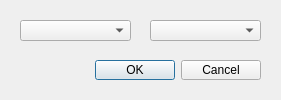
This is plugins/metaEditor/metaEditorSupport/versionchooserdialog.ui in Ashatta/qreal as Qt 5 draws it before an edit. The edited form follows.
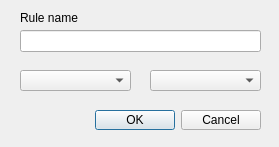
This is the edited form.

```diff
--- a/plugins/metaEditor/metaEditorSupport/versionchooserdialog.ui
+++ b/plugins/metaEditor/metaEditorSupport/versionchooserdialog.ui
@@ -6,8 +6,8 @@
    <rect>
     <x>0</x>
     <y>0</y>
-    <width>281</width>
-    <height>100</height>
+    <width>279</width>
+    <height>147</height>
    </rect>
   </property>
   <property name="windowTitle">
@@ -17,7 +17,7 @@
    <property name="geometry">
     <rect>
      <x>80</x>
-     <y>60</y>
+     <y>110</y>
      <width>181</width>
      <height>20</height>
     </rect>
@@ -33,7 +33,7 @@
    <property name="geometry">
     <rect>
      <x>20</x>
-     <y>20</y>
+     <y>70</y>
      <width>111</width>
      <height>21</height>
     </rect>
@@ -43,12 +43,35 @@
    <property name="geometry">
     <rect>
      <x>150</x>
-     <y>20</y>
+     <y>70</y>
      <width>111</width>
      <height>21</height>
     </rect>
    </property>
   </widget>
+  <widget class="QLineEdit" name="name">
+   <property name="geometry">
+    <rect>
+     <x>20</x>
+     <y>30</y>
+     <width>241</width>
+     <height>22</height>
+    </rect>
+   </property>
+  </widget>
+  <widget class="QLabel" name="nameLabel">
+   <property name="geometry">
+    <rect>
+     <x>20</x>
+     <y>10</y>
+     <width>71</width>
+     <height>16</height>
+    </rect>
+   </property>
+   <property name="text">
+    <string>Rule name</string>
+   </property>
+  </widget>
  </widget>
  <resources/>
  <connections>
```
